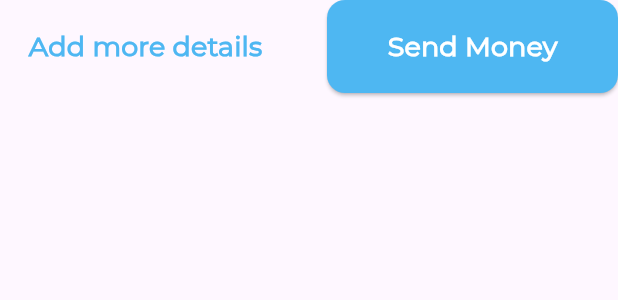
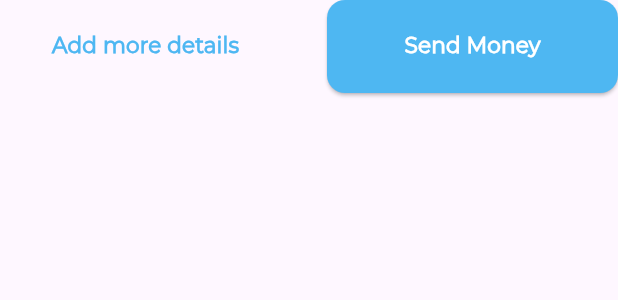
Before and after one commit to Eng-Nader/DashBoard-App, a Flutter app: the CustomButton widget shown alone on an empty page, opened directly, on a phone screen of 412 x 824 dp. Shown: the top 300 px of the screen. Run offline on Flutter 3.47's test engine with Material 3 defaults, Android fonts, the phone set to English and light mode, and no system bars; our stand-ins replace expandable_page_view, fl_chart, flutter_svg.

Commit message:
create a Responsve font Size based on Screen Size

```diff
--- a/lib/core/utils/app_style.dart
+++ b/lib/core/utils/app_style.dart
@@ -1,64 +1,91 @@
+import 'dart:developer';
+import 'dart:ui';
+
+import 'package:dashboarda_app/utils/size_config.dart';
 import 'package:flutter/material.dart';
 
 abstract class AppStyle {
-  static const TextStyle styleRegular16 = TextStyle(
-    fontSize: 16,
+  static TextStyle styleRegular16 = TextStyle(
+    fontSize: getResponseveText(16),
     fontWeight: FontWeight.w400,
-    color: Color(0xff064060),
+    color: const Color(0xff064060),
     fontFamily: 'Montserrat',
   );
-  static const TextStyle styleMedium16 = TextStyle(
-    fontSize: 16,
+  static TextStyle styleMedium16 = TextStyle(
+    fontSize: getResponseveText(16),
     fontWeight: FontWeight.w500,
-    color: Color(0xff064060),
+    color: const Color(0xff064060),
     fontFamily: 'Montserrat',
   );
-  static const TextStyle styleMedium20 = TextStyle(
-    fontSize: 20,
+  static TextStyle styleMedium20 = TextStyle(
+    fontSize: getResponseveText(20),
     fontWeight: FontWeight.w500,
     color: Colors.white,
     fontFamily: 'Montserrat',
   );
-  static const TextStyle styleSemibold16 = TextStyle(
-    fontSize: 16,
+  static TextStyle styleSemibold16 = TextStyle(
+    fontSize: getResponseveText(16),
     fontWeight: FontWeight.w600,
-    color: Color(0xff064060),
+    color: const Color(0xff064060),
     fontFamily: 'Montserrat',
   );
-  static const TextStyle styleSemibold20 = TextStyle(
-    fontSize: 20,
+  static TextStyle styleSemibold20 = TextStyle(
+    fontSize: getResponseveText(20),
     fontWeight: FontWeight.w600,
-    color: Color(0xff064060),
+    color: const Color(0xff064060),
     fontFamily: 'Montserrat',
   );
-  static const TextStyle styleRegulard12 = TextStyle(
-    fontSize: 12,
+  static TextStyle styleRegulard12 = TextStyle(
+    fontSize: getResponseveText(12),
     fontWeight: FontWeight.w400,
-    color: Color(0xffAAAAAA),
+    color: const Color(0xffAAAAAA),
     fontFamily: 'Montserrat',
   );
-  static const TextStyle styleRegulard14 = TextStyle(
-    fontSize: 14,
+  static TextStyle styleRegulard14 = TextStyle(
+    fontSize: getResponseveText(14),
     fontWeight: FontWeight.w400,
-    color: Color(0xffAAAAAA),
+    color: const Color(0xffAAAAAA),
     fontFamily: 'Montserrat',
   );
-  static const TextStyle styleSemibold24 = TextStyle(
-    fontSize: 24,
+  static TextStyle styleSemibold24 = TextStyle(
+    fontSize: getResponseveText(24),
     fontWeight: FontWeight.w600,
-    color: Color(0xff4EB7F2),
+    color: const Color(0xff4EB7F2),
     fontFamily: 'Montserrat',
   );
-  static const TextStyle styleSemibold18 = TextStyle(
-    fontSize: 18,
+  static TextStyle styleSemibold18 = TextStyle(
+    fontSize: getResponseveText(18),
     fontWeight: FontWeight.w600,
     color: Colors.white,
     fontFamily: 'Montserrat',
   );
-  static const TextStyle stylebold16 = TextStyle(
-    fontSize: 16,
+  static TextStyle stylebold16 = TextStyle(
+    fontSize: getResponseveText(16),
     fontWeight: FontWeight.w700,
-    color: Color(0xff4EB7F2),
+    color: const Color(0xff4EB7F2),
     fontFamily: 'Montserrat',
   );
 }
+
+double getResponseveText(double fontSize) {
+  double scaleFactor = getScaleFactor();
+
+  double responseveText = fontSize * scaleFactor;
+  double lowerLimit = fontSize * .8;
+  double upperLimit = fontSize * 1.2;
+  return responseveText.clamp(lowerLimit, upperLimit);
+}
+
+double getScaleFactor() {
+  var dispacther = PlatformDispatcher.instance;
+  var pyscialWidth = dispacther.views.first.physicalSize.width;
+  var devicePixelRatio = dispacther.views.first.devicePixelRatio;
+  var width = pyscialWidth / devicePixelRatio;
+  if (width < SizeConfig.tablet) {
+    return width / 500;
+  } else if (width < SizeConfig.desktop) {
+    return width / 1000;
+  } else {
+    return width / 1920;
+  }
+}
--- a/lib/main.dart
+++ b/lib/main.dart
@@ -1,11 +1,12 @@
+import 'package:dashboarda_app/core/utils/app_style.dart';
 import 'package:dashboarda_app/view/dashboard_view.dart';
-import 'package:device_preview/device_preview.dart';
 import 'package:flutter/material.dart';
 
 void main() {
   runApp(
     const DashBoardApp(),
   );
+  getScaleFactor();
 }
 
 class DashBoardApp extends StatelessWidget {
--- a/lib/widget/adaptive_layout.dart
+++ b/lib/widget/adaptive_layout.dart
@@ -1,5 +1,4 @@
 import 'package:dashboarda_app/utils/size_config.dart';
-import 'package:dashboarda_app/widget/mobile_layout.dart';
 import 'package:flutter/material.dart';
 
 class AdaptiveLayout extends StatelessWidget {
--- a/lib/widget/custom_button.dart
+++ b/lib/widget/custom_button.dart
@@ -43,7 +43,7 @@
                 backgroundColor: const Color(0xff4EB7F2),
               ),
               onPressed: () {},
-              child: const Text(
+              child:   Text(
                 'Send Money',
                 style: AppStyle.styleSemibold18,
               ),
--- a/lib/widget/desktop_layout.dart
+++ b/lib/widget/desktop_layout.dart
@@ -1,4 +1,3 @@
-import 'dart:developer';
 import 'package:dashboarda_app/widget/admin_payment.dart';
 import 'package:dashboarda_app/widget/custom_drawar.dart';
 import 'package:dashboarda_app/widget/income_char.dart';
--- a/lib/widget/detailed_income_chat.dart
+++ b/lib/widget/detailed_income_chat.dart
@@ -66,7 +66,7 @@
                   showTitle: true,
                   radius: currentIndex == index ? 60 : 50,
                   titlePositionPercentageOffset:
-                      currentIndex == index ? 1.5 : null,
+                      currentIndex == index ? 1.3 : null,
                 );
               },
             )
--- a/lib/widget/income_chat_details.dart
+++ b/lib/widget/income_chat_details.dart
@@ -1,6 +1,5 @@
 import 'package:dashboarda_app/models/income_chart_model.dart';
 import 'package:dashboarda_app/widget/income_chart_details_item.dart';
-import 'package:dashboarda_app/widget/income_chart_item.dart';
 import 'package:flutter/material.dart';
 
 class IncomeChatDetails extends StatelessWidget {
--- a/lib/widget/latest_transaction_section.dart
+++ b/lib/widget/latest_transaction_section.dart
@@ -7,7 +7,7 @@
 
   @override
   Widget build(BuildContext context) {
-    return const Column(
+    return  Column(
       crossAxisAlignment: CrossAxisAlignment.start,
       children: [
         Text(
--- a/lib/widget/my_card.dart
+++ b/lib/widget/my_card.dart
@@ -31,7 +31,7 @@
                     color: Colors.white,
                   ),
                 ),
-                subtitle: const Text(
+                subtitle:   Text(
                   'Syah Bandi',
                   style: AppStyle.styleMedium20,
                 ),
--- a/lib/widget/payment_process.dart
+++ b/lib/widget/payment_process.dart
@@ -29,7 +29,7 @@
     return Column(
       crossAxisAlignment: CrossAxisAlignment.start,
       children: [
-        const Text(
+          Text(
           'My card',
           style: AppStyle.styleSemibold20,
         ),
--- a/lib/widget/quick_invoice_header.dart
+++ b/lib/widget/quick_invoice_header.dart
@@ -6,7 +6,7 @@
 
   @override
   Widget build(BuildContext context) {
-    return const Row(
+    return   Row(
       children: [
         Text(
           'Quick Invoice',
--- a/lib/widget/range_option.dart
+++ b/lib/widget/range_option.dart
@@ -34,7 +34,7 @@
             child: Row(
               mainAxisAlignment: MainAxisAlignment.spaceAround,
               children: [
-                const Text(
+                  Text(
                   'Monthly',
                   style: AppStyle.styleMedium16,
                 ),
--- a/lib/widget/tablet_layout.dart
+++ b/lib/widget/tablet_layout.dart
@@ -1,8 +1,5 @@
-import 'package:dashboarda_app/widget/admin_payment.dart';
 import 'package:dashboarda_app/widget/custom_drawar.dart';
-import 'package:dashboarda_app/widget/income_char.dart';
 import 'package:dashboarda_app/widget/mobile_layout.dart';
-import 'package:dashboarda_app/widget/quick_invoice_and_expenses.dart';
 import 'package:flutter/material.dart';
 
 class TabletLayout extends StatelessWidget {
--- a/lib/widget/transation_header.dart
+++ b/lib/widget/transation_header.dart
@@ -9,7 +9,7 @@
     return Row(
       mainAxisAlignment: MainAxisAlignment.spaceBetween,
       children: [
-        const Text(
+          Text(
           'Transaction History',
           style: AppStyle.styleSemibold20,
         ),
--- a/pubspec.yaml
+++ b/pubspec.yaml
@@ -39,7 +39,6 @@
   expandable_page_view: ^1.0.17
   fl_chart: 1.0.0
 
-
 dev_dependencies:
   flutter_test:
     sdk: flutter
@@ -65,7 +64,6 @@
   assets:
     - assets/images/
 
-
   # An image asset can refer to one or more resolution-specific "variants", see
   # https://flutter.dev/to/resolution-aware-images
 
@@ -83,7 +81,6 @@
       fonts:
         - asset: assets/fonts/Montserrat-Regular.ttf
 
-
   #
   # For details regarding fonts from package dependencies,
   # see https://flutter.dev/to/font-from-package
```
Also changed, not shown: lib/widget/transation_history.dart (+5 -5 lines).
